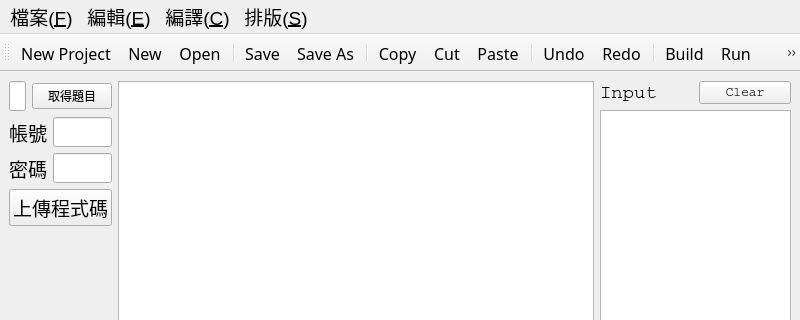
The window that src/mainwindow.ui (FateAC/STPad) describes before a commit, drawn with Qt 5; both pictures show x 0 to 800 and y 0 to 320 of the 800 by 600 pixel window.
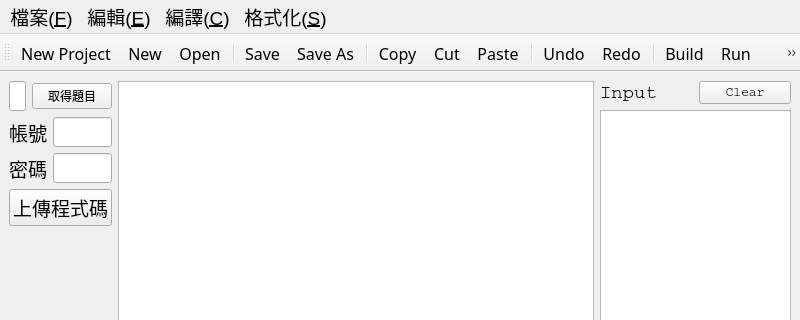
The same window after the commit. Icons and pictures are not drawn.

What changed in the file:
```diff
--- a/src/mainwindow.ui
+++ b/src/mainwindow.ui
@@ -288,7 +288,7 @@
      </font>
     </property>
     <property name="title">
-     <string>排版(&amp;S)</string>
+     <string>格式化(&amp;S)</string>
     </property>
     <addaction name="actionAStyle"/>
    </widget>
```
Left out of the diff: 14 changed lines with no effect on the pictures.
